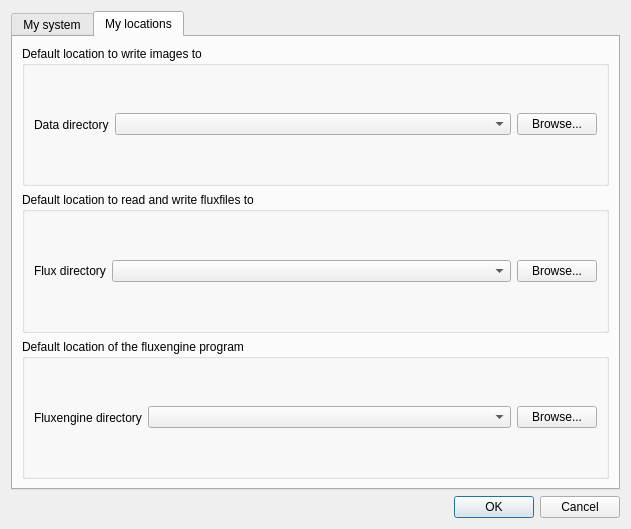
This is dialogpreferences.ui in wybren1971/Fluxengine_GUI as Qt 5 draws it before an edit. The edited form follows.
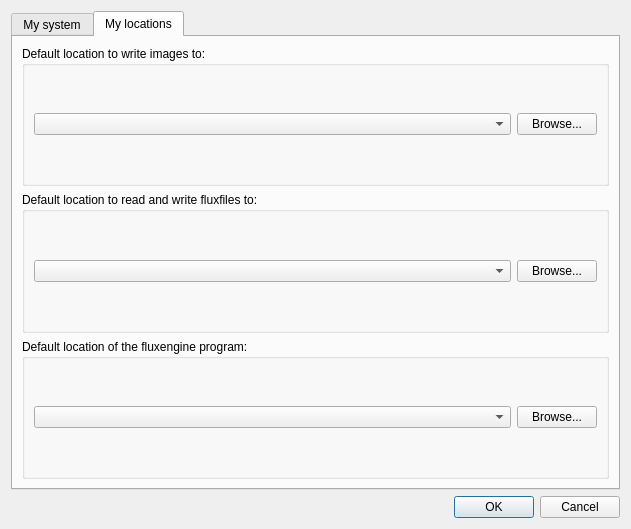
This is the edited form. The open tabs and pages were chosen to show the change.

Patch:
```diff
--- a/dialogpreferences.ui
+++ b/dialogpreferences.ui
@@ -130,22 +130,9 @@
        <item row="0" column="0">
         <widget class="QGroupBox" name="groupBox_4">
          <property name="title">
-          <string>Default location to write images to</string>
+          <string>Default location to write images to:</string>
          </property>
          <layout class="QHBoxLayout" name="horizontalLayout">
-          <item>
-           <widget class="QLabel" name="label">
-            <property name="sizePolicy">
-             <sizepolicy hsizetype="Fixed" vsizetype="Preferred">
-              <horstretch>0</horstretch>
-              <verstretch>0</verstretch>
-             </sizepolicy>
-            </property>
-            <property name="text">
-             <string>Data directory</string>
-            </property>
-           </widget>
-          </item>
           <item>
            <widget class="QComboBox" name="cmbdatalocation"/>
           </item>
@@ -168,22 +155,9 @@
        <item row="1" column="0">
         <widget class="QGroupBox" name="groupBox_5">
          <property name="title">
-          <string>Default location to read and write fluxfiles to</string>
+          <string>Default location to read and write fluxfiles to:</string>
          </property>
          <layout class="QHBoxLayout" name="horizontalLayout_2">
-          <item>
-           <widget class="QLabel" name="label_2">
-            <property name="sizePolicy">
-             <sizepolicy hsizetype="Fixed" vsizetype="Preferred">
-              <horstretch>0</horstretch>
-              <verstretch>0</verstretch>
-             </sizepolicy>
-            </property>
-            <property name="text">
-             <string>Flux directory</string>
-            </property>
-           </widget>
-          </item>
           <item>
            <widget class="QComboBox" name="cmbfluxlocation"/>
           </item>
@@ -206,22 +180,9 @@
        <item row="2" column="0">
         <widget class="QGroupBox" name="groupBox_6">
          <property name="title">
-          <string>Default location of the fluxengine program</string>
+          <string>Default location of the fluxengine program:</string>
          </property>
          <layout class="QHBoxLayout" name="horizontalLayout_3">
-          <item>
-           <widget class="QLabel" name="label_3">
-            <property name="sizePolicy">
-             <sizepolicy hsizetype="Fixed" vsizetype="Preferred">
-              <horstretch>0</horstretch>
-              <verstretch>0</verstretch>
-             </sizepolicy>
-            </property>
-            <property name="text">
-             <string>Fluxengine directory</string>
-            </property>
-           </widget>
-          </item>
           <item>
            <widget class="QComboBox" name="cmbFluxengineLocation"/>
           </item>
```
Left out of the diff: 4 changed lines with no effect on the pictures.
